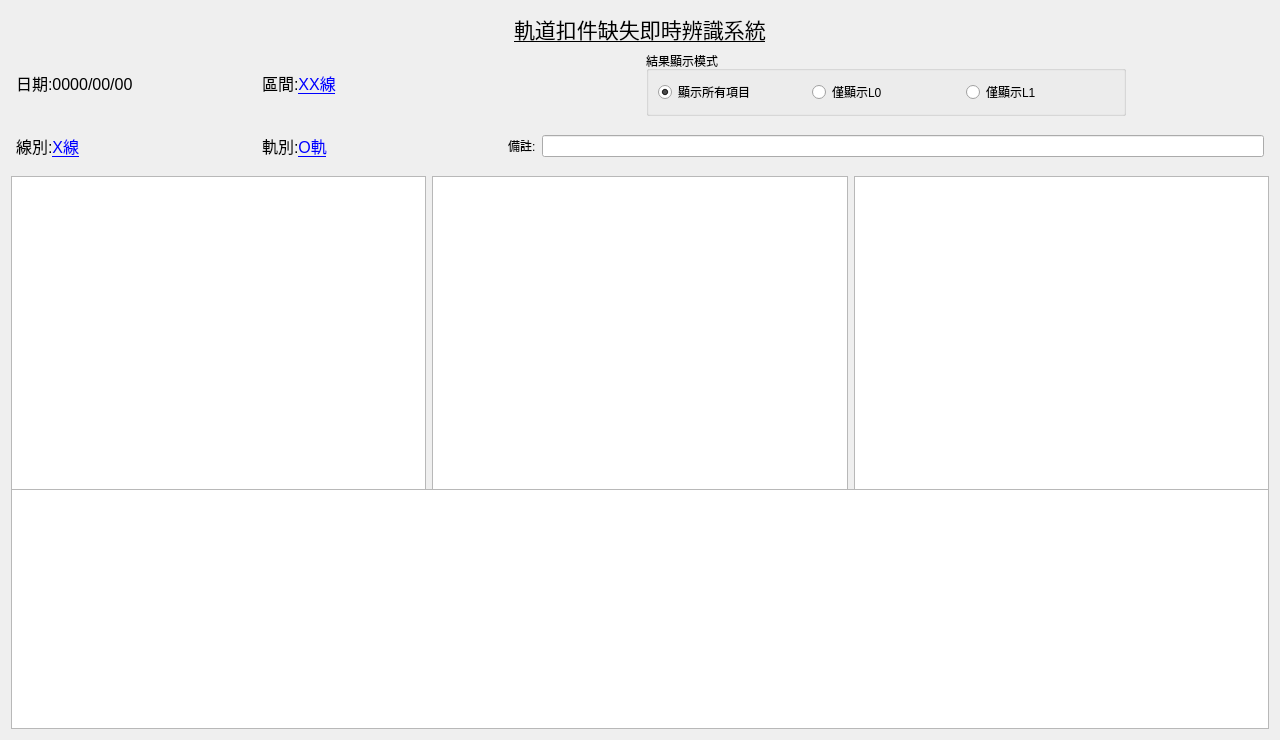
The window that UIv1.ui (astlive/qt_ui) describes before a commit, drawn with Qt 5.
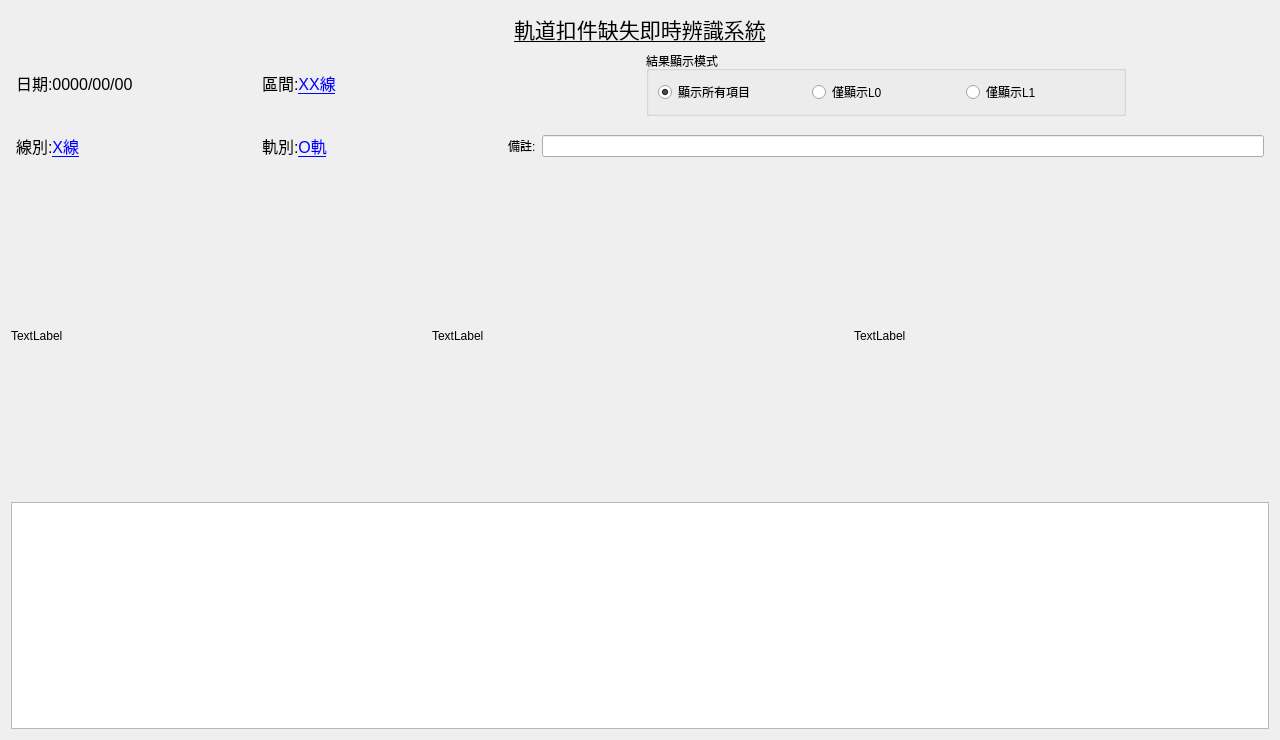
The same window after the commit.

What changed in the file:
```diff
--- a/UIv1.ui
+++ b/UIv1.ui
@@ -182,46 +182,48 @@
    <item>
     <layout class="QHBoxLayout" name="cam_layout">
      <item>
-      <widget class="QGraphicsView" name="left_cam_view">
+      <widget class="QLabel" name="left_view_label">
        <property name="minimumSize">
         <size>
          <width>320</width>
          <height>320</height>
         </size>
        </property>
+       <property name="text">
+        <string>TextLabel</string>
+       </property>
       </widget>
      </item>
      <item>
-      <widget class="QGraphicsView" name="right_cam_view">
+      <widget class="QLabel" name="mid_view_label">
        <property name="minimumSize">
         <size>
          <width>320</width>
          <height>320</height>
         </size>
        </property>
+       <property name="text">
+        <string>TextLabel</string>
+       </property>
       </widget>
      </item>
      <item>
-      <widget class="QGraphicsView" name="confirm_view">
+      <widget class="QLabel" name="right_view_label">
        <property name="minimumSize">
         <size>
          <width>320</width>
          <height>320</height>
         </size>
        </property>
+       <property name="text">
+        <string>TextLabel</string>
+       </property>
       </widget>
      </item>
     </layout>
    </item>
    <item>
-    <widget class="QTableWidget" name="obj_table">
-     <property name="minimumSize">
-      <size>
-       <width>960</width>
-       <height>240</height>
-      </size>
-     </property>
-    </widget>
+    <widget class="QTableWidget" name="tableWidget"/>
    </item>
   </layout>
  </widget>
```
